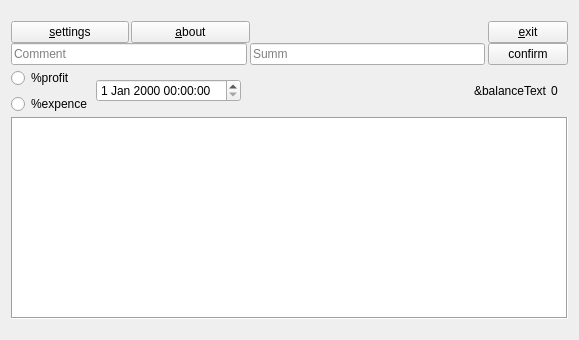
Above: widget.ui from SnipeStudio/SnipeStudio_Budjet_manager before the change. Below: the same form after it.
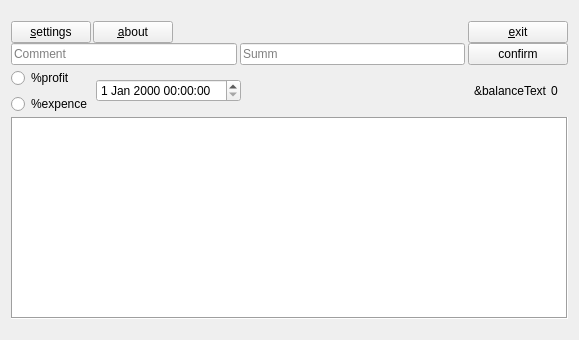
That is the form after the change. Icons and pictures are not drawn.

Commit message: See #52 See #49 Fixed changing size of confirm button in russian translated Fixed size of buttons "settings", "about", "exit" being too big on full screen application

What changed in the file:
```diff
--- a/widget.ui
+++ b/widget.ui
@@ -70,7 +70,7 @@
        <item>
         <widget class="QPushButton" name="settings">
          <property name="sizePolicy">
-          <sizepolicy hsizetype="MinimumExpanding" vsizetype="Fixed">
+          <sizepolicy hsizetype="Fixed" vsizetype="Fixed">
            <horstretch>0</horstretch>
            <verstretch>0</verstretch>
           </sizepolicy>
@@ -83,7 +83,7 @@
        <item>
         <widget class="QPushButton" name="about">
          <property name="sizePolicy">
-          <sizepolicy hsizetype="Expanding" vsizetype="Fixed">
+          <sizepolicy hsizetype="Fixed" vsizetype="Fixed">
            <horstretch>0</horstretch>
            <verstretch>0</verstretch>
           </sizepolicy>
@@ -127,6 +127,18 @@
            <verstretch>0</verstretch>
           </sizepolicy>
          </property>
+         <property name="minimumSize">
+          <size>
+           <width>100</width>
+           <height>15</height>
+          </size>
+         </property>
+         <property name="baseSize">
+          <size>
+           <width>100</width>
+           <height>15</height>
+          </size>
+         </property>
          <property name="text">
           <string>&amp;exit</string>
          </property>
@@ -166,9 +178,36 @@
          </item>
          <item>
           <widget class="QPushButton" name="confirm">
+           <property name="sizePolicy">
+            <sizepolicy hsizetype="Fixed" vsizetype="Fixed">
+             <horstretch>50</horstretch>
+             <verstretch>0</verstretch>
+            </sizepolicy>
+           </property>
+           <property name="minimumSize">
+            <size>
+             <width>100</width>
+             <height>15</height>
+            </size>
+           </property>
+           <property name="baseSize">
+            <size>
+             <width>100</width>
+             <height>15</height>
+            </size>
+           </property>
            <property name="text">
             <string>confirm</string>
            </property>
+           <property name="autoDefault">
+            <bool>false</bool>
+           </property>
+           <property name="default">
+            <bool>false</bool>
+           </property>
+           <property name="flat">
+            <bool>false</bool>
+           </property>
           </widget>
          </item>
         </layout>
```
Left out of the diff: 2 changed lines with no effect on the pictures.
